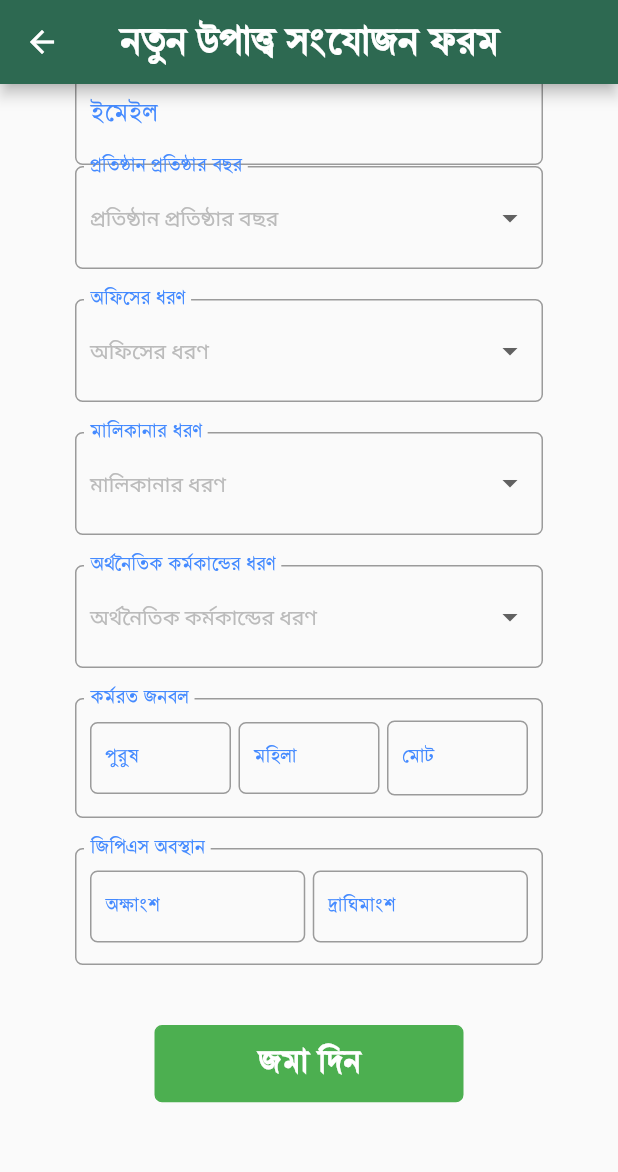
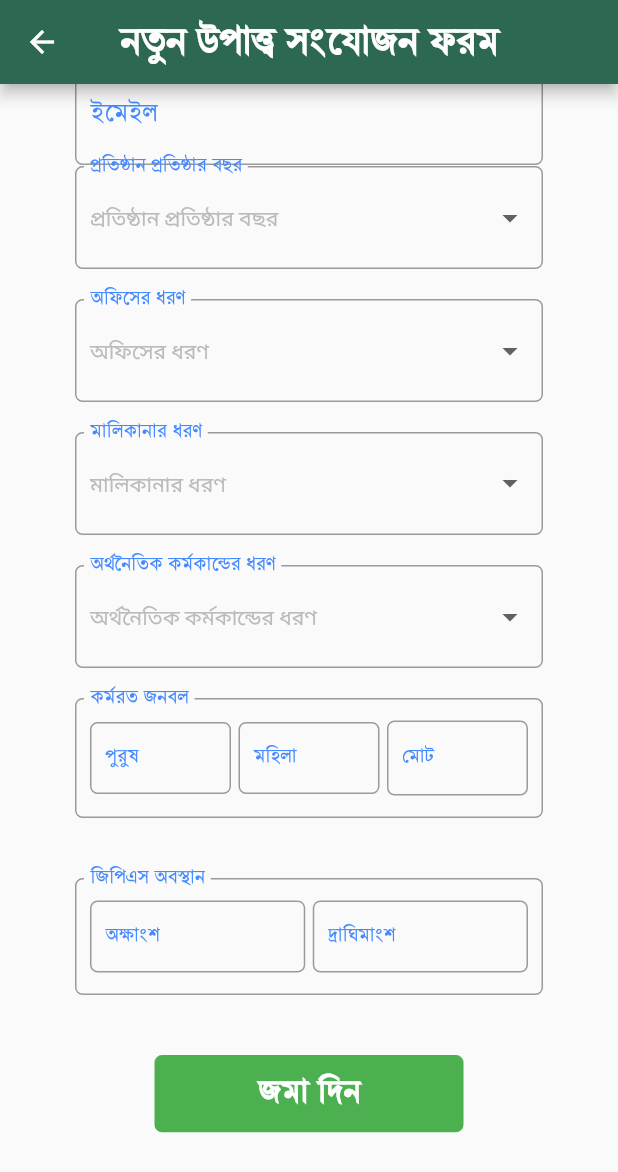
Before and after one commit to shahkutub/bbs_ec, a Flutter app: the EntryForm screen opened directly, scrolled down 290 dp, on a phone screen of 412 x 824 dp. Shown: the top 1172 px of the screen. Run offline on Flutter 3.47's test engine with Material 3 defaults, Android fonts, the phone set to English and light mode, and no system bars; our stand-ins replace email_validator, flutter_svg, geocoding, geolocator, get, internet_connection_checker and 2 more; missing offline and left inert: jumping_dot; accounts and stored records are empty.

Commit message:
ui bug fix

```diff
--- a/lib/views/entry_form/entry_form.dart
+++ b/lib/views/entry_form/entry_form.dart
@@ -580,7 +580,7 @@ class _EntryFormState extends State<EntryForm> {
 
                       //latlon
                       SizedBox(
-                        height: 20,
+                        height: 40,
                       ),
                       Container(
                           width: width,
--- a/lib/views/entry_form/entry_form_edit.dart
+++ b/lib/views/entry_form/entry_form_edit.dart
@@ -623,7 +623,7 @@ class _EntryFormState extends State<EntryFormEdit> {
 
                       //latlon
                       SizedBox(
-                        height: 20,
+                        height: 40,
                       ),
                       Container(
                           width: width,
```
